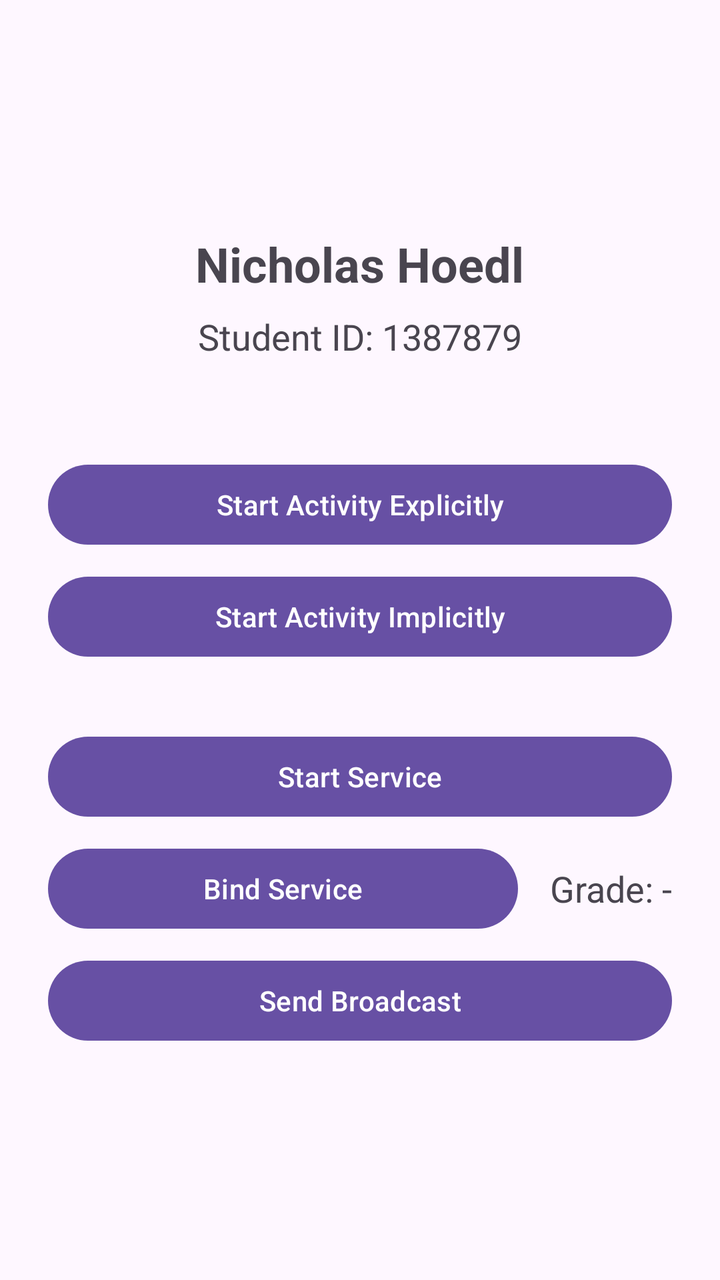
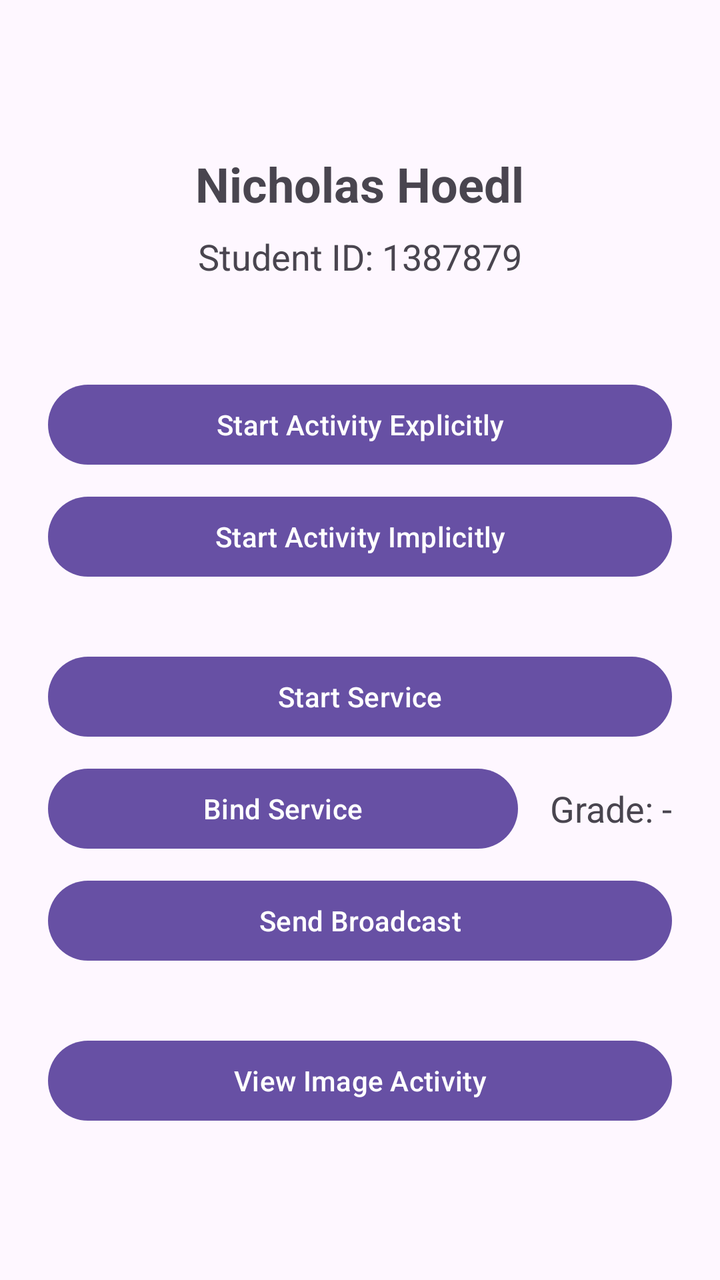

Compare the two renders of this Android layout. The source of the first and the diff that turns it into the second are given below.
<!-- AndroidManifest.xml: application theme Theme.CS412AndroidApp -->
<!-- res/layout/activity_main.xml -->
<?xml version="1.0" encoding="utf-8"?>
<LinearLayout xmlns:android="http://schemas.android.com/apk/res/android"
    xmlns:tools="http://schemas.android.com/tools"
    android:id="@+id/main"
    android:layout_width="match_parent"
    android:layout_height="match_parent"
    android:gravity="center"
    android:orientation="vertical"
    tools:context=".MainActivity">

    <TextView
        android:id="@+id/textName"
        android:layout_width="wrap_content"
        android:layout_height="wrap_content"
        android:text="@string/student_name"
        android:textSize="24sp"
        android:textStyle="bold" />

    <TextView
        android:id="@+id/textStudentId"
        android:layout_width="wrap_content"
        android:layout_height="wrap_content"
        android:layout_marginTop="8dp"
        android:text="@string/student_id"
        android:textSize="18sp" />

    <Button
        android:id="@+id/buttonExplicit"
        android:layout_width="match_parent"
        android:layout_height="wrap_content"
        android:layout_marginHorizontal="24dp"
        android:layout_marginTop="48dp"
        android:text="@string/btn_start_explicit" />

    <Button
        android:id="@+id/buttonImplicit"
        android:layout_width="match_parent"
        android:layout_height="wrap_content"
        android:layout_marginHorizontal="24dp"
        android:layout_marginTop="8dp"
        android:text="@string/btn_start_implicit" />

    <Button
        android:id="@+id/buttonStartService"
        android:layout_width="match_parent"
        android:layout_height="wrap_content"
        android:layout_marginHorizontal="24dp"
        android:layout_marginTop="32dp"
        android:text="@string/btn_start_service" />

    <LinearLayout
        android:layout_width="match_parent"
        android:layout_height="wrap_content"
        android:layout_marginHorizontal="24dp"
        android:layout_marginTop="8dp"
        android:gravity="center_vertical"
        android:orientation="horizontal">

        <Button
            android:id="@+id/buttonBindService"
            android:layout_width="0dp"
            android:layout_height="wrap_content"
            android:layout_weight="1"
            android:text="@string/btn_bind_service" />

        <TextView
            android:id="@+id/textGrade"
            android:layout_width="wrap_content"
            android:layout_height="wrap_content"
            android:layout_marginStart="16dp"
            android:text="@string/grade_placeholder"
            android:textSize="18sp" />

    </LinearLayout>

    <Button
        android:id="@+id/buttonSendBroadcast"
        android:layout_width="match_parent"
        android:layout_height="wrap_content"
        android:layout_marginHorizontal="24dp"
        android:layout_marginTop="8dp"
        android:text="@string/btn_send_broadcast" />

</LinearLayout>
<!-- resources referenced by this layout -->
<resources>
  <string name="btn_bind_service">Bind Service</string>
  <string name="btn_send_broadcast">Send Broadcast</string>
  <string name="btn_start_explicit">Start Activity Explicitly</string>
  <string name="btn_start_implicit">Start Activity Implicitly</string>
  <string name="btn_start_service">Start Service</string>
  <string name="grade_placeholder">Grade: -</string>
  <string name="student_id">Student ID: 1387879</string>
  <string name="student_name">Nicholas Hoedl</string>
  <style name="Theme.CS412AndroidApp" parent="Base.Theme.CS412AndroidApp" />
  <style name="Base.Theme.CS412AndroidApp" parent="Theme.Material3.DayNight.NoActionBar">
          
          
      </style>
</resources>

<!-- the commit's change to res/layout/activity_main.xml (unified diff, before → after) -->
@@ -81,4 +81,12 @@
         android:layout_marginTop="8dp"
         android:text="@string/btn_send_broadcast" />
 
+    <Button
+        android:id="@+id/buttonViewImage"
+        android:layout_width="match_parent"
+        android:layout_height="wrap_content"
+        android:layout_marginHorizontal="24dp"
+        android:layout_marginTop="32dp"
+        android:text="@string/btn_view_image" />
+
 </LinearLayout>
<!-- resource entries referenced after the edit -->
@@ -5,6 +5,7 @@
   <string name="btn_start_explicit">Start Activity Explicitly</string>
   <string name="btn_start_implicit">Start Activity Implicitly</string>
   <string name="btn_start_service">Start Service</string>
+  <string name="btn_view_image">View Image Activity</string>
   <string name="grade_placeholder">Grade: -</string>
   <string name="student_id">Student ID: 1387879</string>
   <string name="student_name">Nicholas Hoedl</string>
